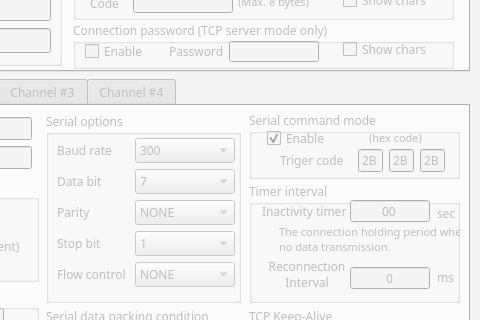
Above: gui/wizconfig_gui.ui from Wiznet/WIZnet-S2E-Tool-GUI before the change; both pictures show x 420 to 900 and y 260 to 580 of the 900 by 720 pixel window. Below: the same form after it.
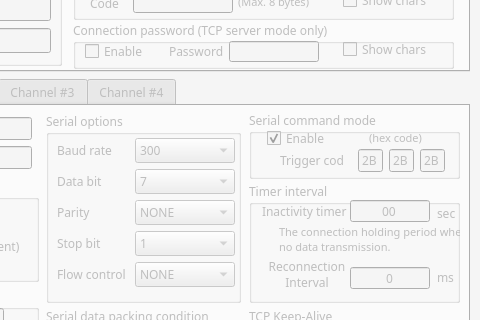
That is the form after the change. Icons and pictures are not drawn.

What changed in the file:
```diff
--- a/gui/wizconfig_gui.ui
+++ b/gui/wizconfig_gui.ui
@@ -1914,7 +1914,7 @@
         </font>
        </property>
        <property name="text">
-        <string>Triger code</string>
+        <string>Trigger code</string>
        </property>
       </widget>
       <widget class="QLabel" name="label_145">
```
